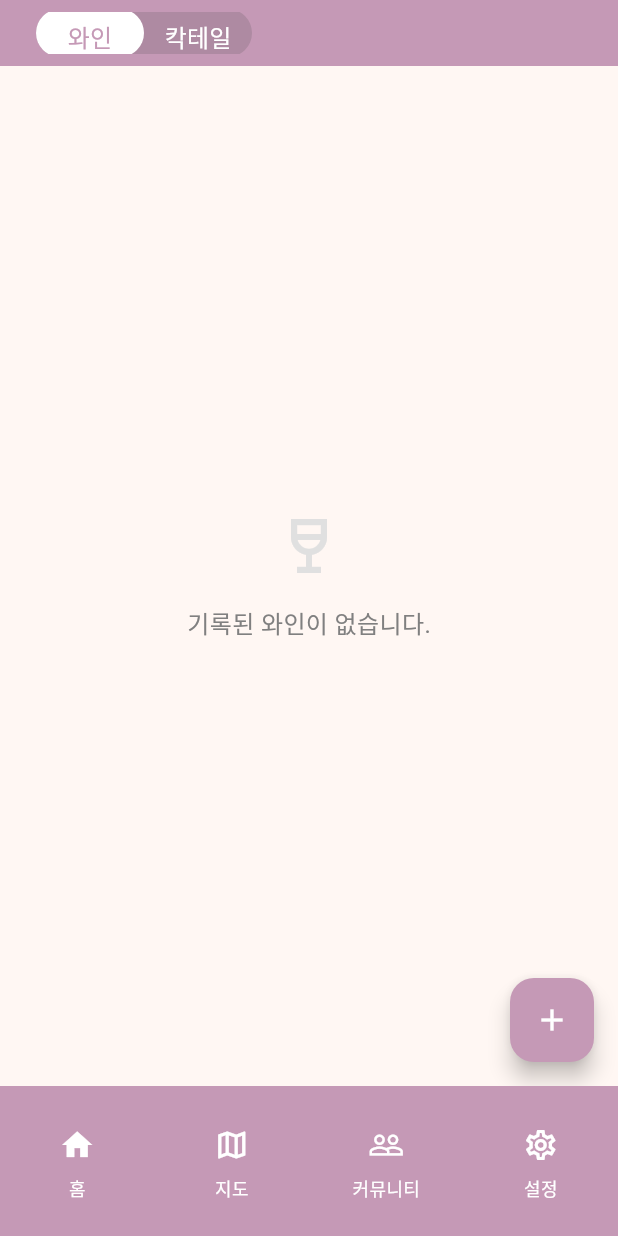
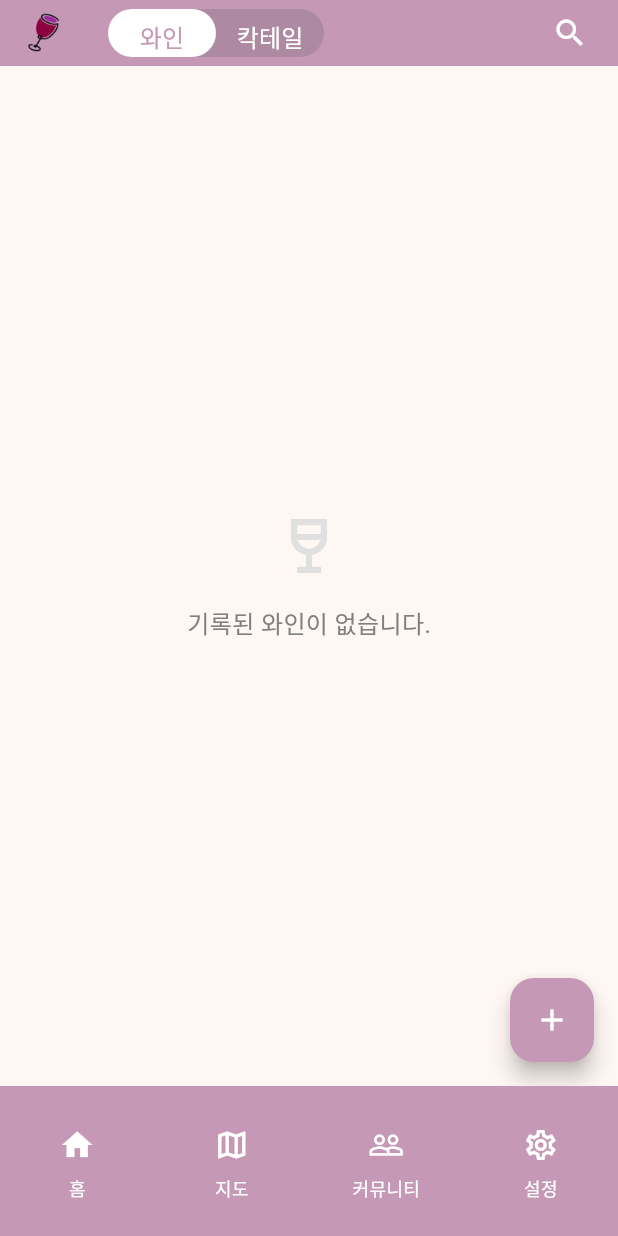
Before and after one commit to chaenchaen99/DrinkDiary, a Flutter app: the screen it shows after launch, on a phone screen of 412 x 824 dp. Run offline on Flutter 3.47's test engine with Material 3 defaults, Android fonts, the phone set to English and light mode, and no system bars; our stand-ins replace flutter_riverpod, freezed_annotation, go_router, hive, hive_flutter, image_picker and 2 more; accounts and stored records are empty; generated files the repository leaves out were written again.

Commit message:
home app bar 수정중

```diff
--- a/lib/features/cocktail/screens/cocktail_list_screen.dart
+++ b/lib/features/cocktail/screens/cocktail_list_screen.dart
@@ -1,4 +1,3 @@
-import 'dart:io';
 import 'package:drink_diary/features/cocktail/providers/cocktail_provider.dart';
 import 'package:flutter/material.dart';
 import 'package:flutter_riverpod/flutter_riverpod.dart';
--- a/lib/features/home/widgets/home_appbar.dart
+++ b/lib/features/home/widgets/home_appbar.dart
@@ -1,5 +1,7 @@
 import 'package:drink_diary/features/home/providers/category_provider.dart';
+import 'package:flutter/cupertino.dart';
 import 'package:flutter/material.dart';
+import 'package:flutter/widgets.dart';
 import 'package:flutter_riverpod/flutter_riverpod.dart';
 import '../../../core/constants/app_sizes.dart';
 
@@ -13,9 +15,17 @@ class HomeAppbar extends StatelessWidget implements PreferredSizeWidget {
       return AnimatedContainer(
         duration: const Duration(milliseconds: 400),
         color: state.theme.backgroundColor,
-        padding: const EdgeInsets.symmetric(vertical: 8.0, horizontal: 8.0),
+        padding: const EdgeInsets.symmetric(vertical: 6.0),
         child: AppBar(
           backgroundColor: Colors.transparent,
+          leading: SizedBox(
+            width: 32, // 원하는 너비 설정
+            height: 32, // 원하는 높이 설정
+            child: Image.asset(
+              'assets/images/logo_2.png',
+              fit: BoxFit.contain, // 이미지 비율을 유지하며 크기 조정
+            ),
+          ),
           title: AnimatedContainer(
             duration: const Duration(milliseconds: 400),
             decoration: BoxDecoration(
@@ -61,6 +71,17 @@ class HomeAppbar extends StatelessWidget implements PreferredSizeWidget {
               ),
             ),
           ),
+          actions: [
+            GestureDetector(
+              onTap: () {},
+              child: Container(
+                margin: const EdgeInsets.only(right: 16),
+                width: 32,
+                height: 32,
+                child: const Icon(Icons.search),
+              ),
+            )
+          ],
         ),
       );
     });
```
Also changed, not shown: assets/images/logo_1.png (added), assets/images/logo_2.png (added), assets/images/logo_3.png (added).
